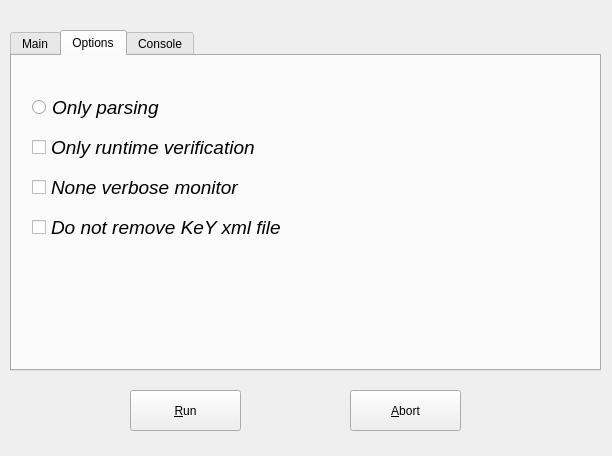
Qt form starvoorsGUI.ui (starvoors/StarVOOrS-GUI) before a commit.
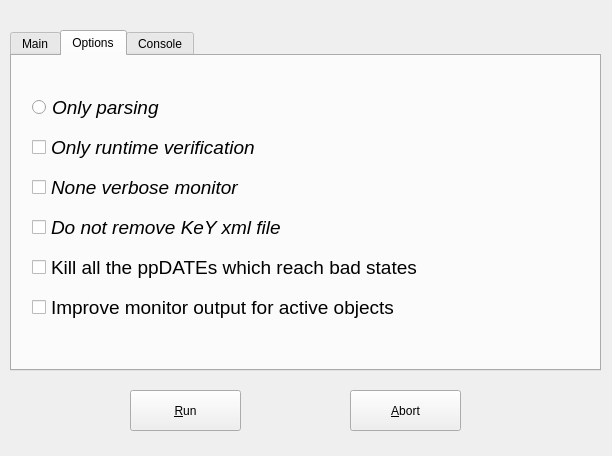
The same form after that commit. The open tabs and pages were chosen to show the change.

Patch:
```diff
--- a/starvoorsGUI.ui
+++ b/starvoorsGUI.ui
@@ -242,6 +242,42 @@
       <string>Do not remove KeY xml file</string>
      </property>
     </widget>
+    <widget class="QCheckBox" name="killbad">
+     <property name="geometry">
+      <rect>
+       <x>20</x>
+       <y>200</y>
+       <width>391</width>
+       <height>23</height>
+      </rect>
+     </property>
+     <property name="font">
+      <font>
+       <pointsize>14</pointsize>
+      </font>
+     </property>
+     <property name="text">
+      <string>Kill all the ppDATEs which reach bad states</string>
+     </property>
+    </widget>
+    <widget class="QCheckBox" name="distributed">
+     <property name="geometry">
+      <rect>
+       <x>20</x>
+       <y>240</y>
+       <width>381</width>
+       <height>23</height>
+      </rect>
+     </property>
+     <property name="font">
+      <font>
+       <pointsize>14</pointsize>
+      </font>
+     </property>
+     <property name="text">
+      <string>Improve monitor output for active objects</string>
+     </property>
+    </widget>
    </widget>
    <widget class="QWidget" name="tab_console">
     <attribute name="title">
```
